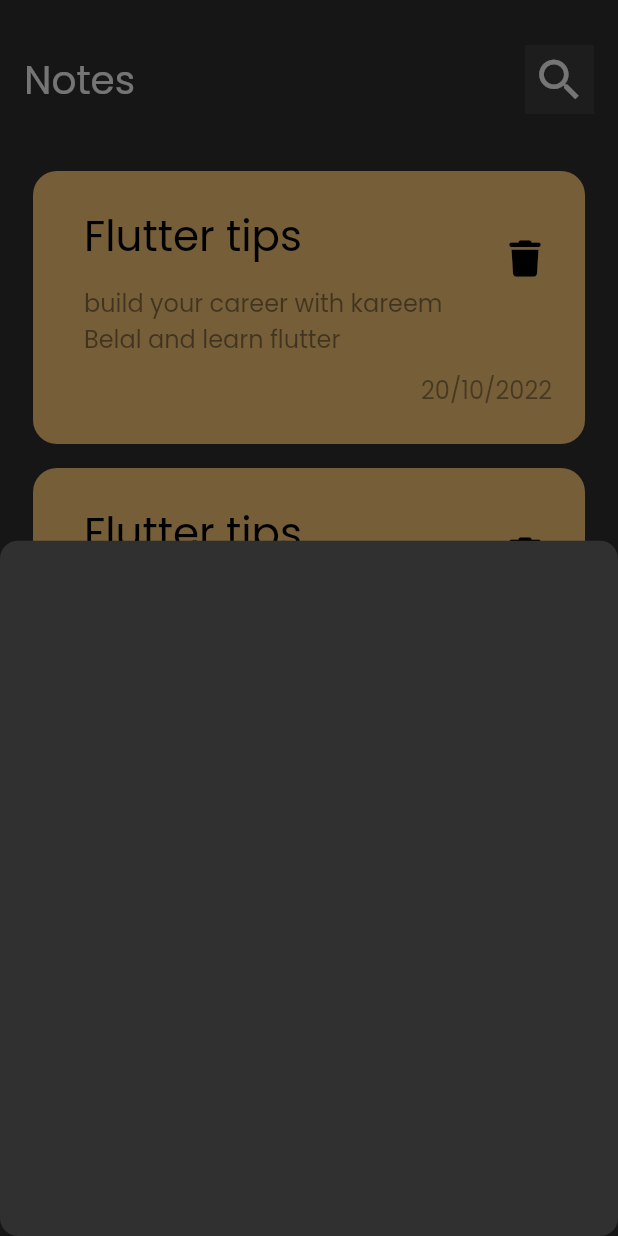
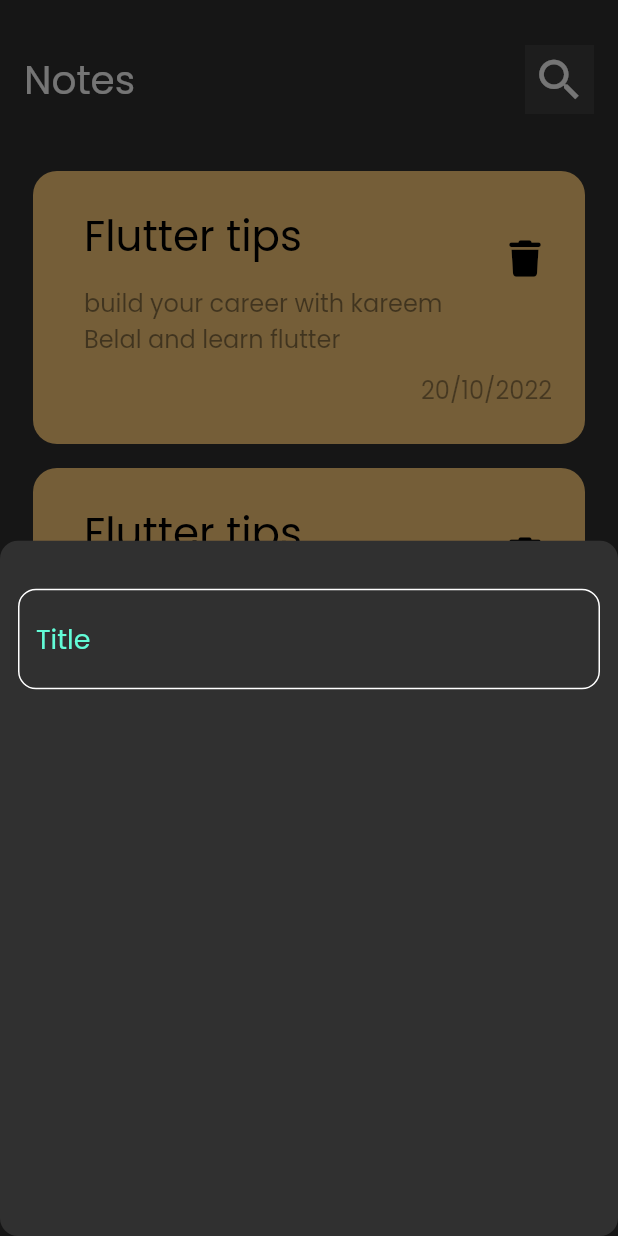
Before and after one commit to kareembelal82/Notes_App, a Flutter app: the screen it shows after launch, after a tap on the "add" icon, on a phone screen of 412 x 824 dp. Run offline on Flutter 3.47's test engine with Material 2 defaults, Android fonts, the phone set to English and light mode, and no system bars; our stand-ins replace font_awesome_flutter.

Commit message:
create custom text field

```diff
--- a/lib/views/widgets/notes screen/add_note_buttom_sheet.dart
+++ b/lib/views/widgets/notes screen/add_note_buttom_sheet.dart
@@ -1,12 +1,18 @@
 import 'package:flutter/material.dart';
-import 'package:flutter/src/widgets/container.dart';
-import 'package:flutter/src/widgets/framework.dart';
+import 'package:notes_app/views/widgets/notes%20screen/custom_text_field.dart';
 
 class AddNoteButtomSheet extends StatelessWidget {
   const AddNoteButtomSheet({super.key});
 
   @override
   Widget build(BuildContext context) {
-    return Container();
+    return Padding(
+      padding: const EdgeInsets.symmetric(horizontal: 12, vertical: 32),
+      child: Column(
+        children: const [
+          CustomTextField(),
+        ],
+      ),
+    );
   }
 }
--- /dev/null
+++ b/lib/views/widgets/notes screen/constants.dart
@@ -0,0 +1,3 @@
+import 'package:flutter/animation.dart';
+
+const KPrimaryColor = Color(0xff62FCD7);
--- /dev/null
+++ b/lib/views/widgets/notes screen/custom_text_field.dart
@@ -0,0 +1,28 @@
+import 'package:flutter/material.dart';
+import 'package:flutter/src/widgets/container.dart';
+import 'package:flutter/src/widgets/framework.dart';
+import 'package:notes_app/views/widgets/notes%20screen/constants.dart';
+
+class CustomTextField extends StatelessWidget {
+  const CustomTextField({super.key});
+
+  @override
+  Widget build(BuildContext context) {
+    return TextField(
+      cursorColor: KPrimaryColor,
+      decoration: InputDecoration(
+          border: build_border(),
+          enabledBorder: build_border(),
+          focusedBorder: build_border(),
+          disabledBorder: build_border(),
+          hintText: 'Title',
+          hintStyle: TextStyle(color: KPrimaryColor, fontSize: 18)),
+    );
+  }
+
+  OutlineInputBorder build_border() {
+    return OutlineInputBorder(
+        borderRadius: BorderRadius.circular(12),
+        borderSide: BorderSide(color: Colors.white));
+  }
+}
```
